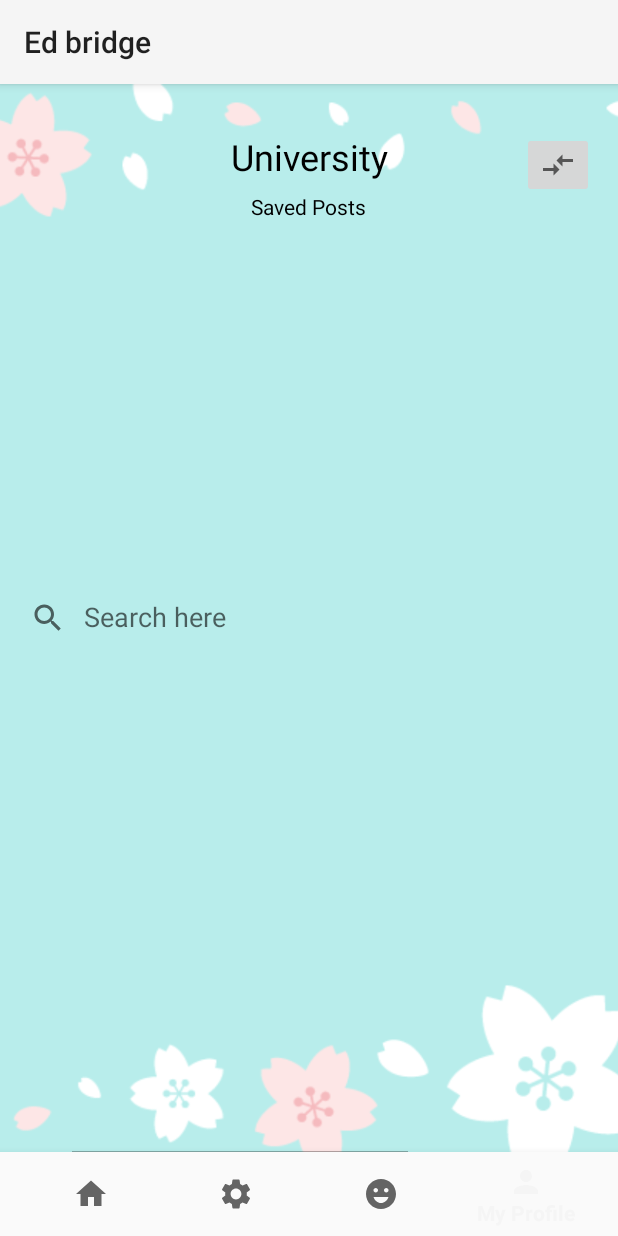
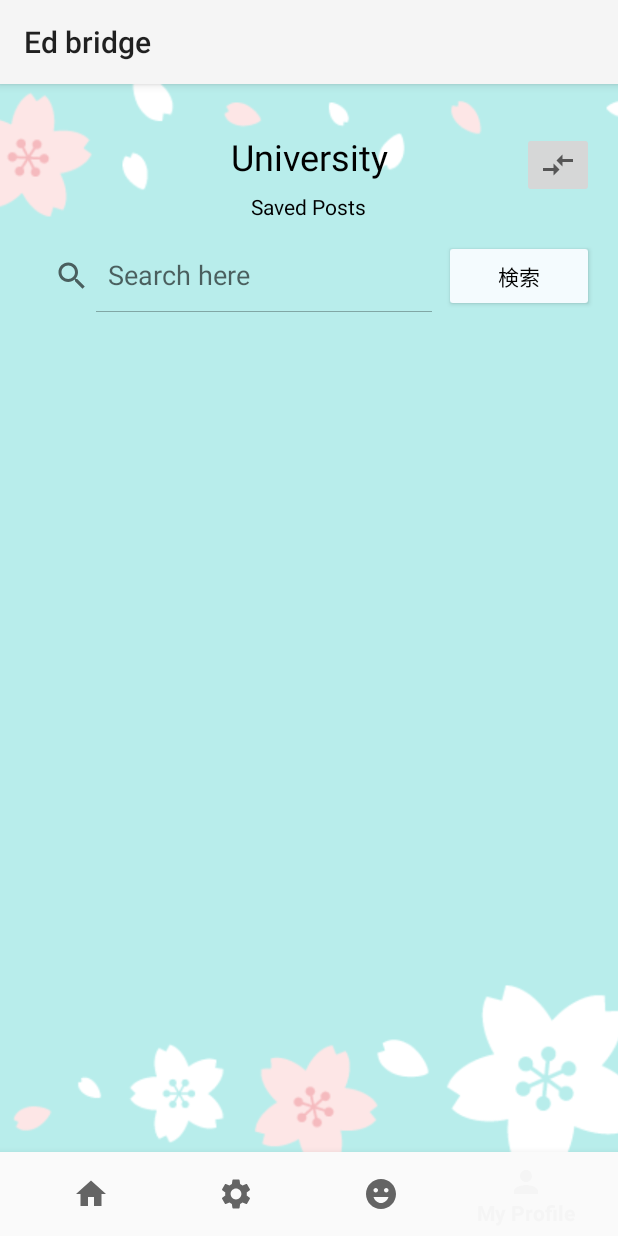
Before and after one commit to Komorebi-tg/app1, an Android app: the fragment UniversitySavedFragment placed in its activity, on a phone screen of 412 x 824 dp. Run offline under Robolectric (Android 15) with nearby library versions, the phone set to English and light mode, and no system bars; our stand-ins replace Room's generated code.

Commit message:
university saved search bar

```diff
--- a/app/src/main/res/layout/fragment_univerity_saved.xml
+++ b/app/src/main/res/layout/fragment_univerity_saved.xml
@@ -53,6 +53,19 @@
         app:layout_constraintEnd_toEndOf="parent"
         app:layout_constraintTop_toTopOf="parent" />
 
+    <LinearLayout
+        android:id="@+id/linearLayout8"
+        android:layout_width="match_parent"
+        android:layout_height="wrap_content"
+        android:layout_marginStart="16dp"
+        android:layout_marginLeft="16dp"
+        android:layout_marginTop="32dp"
+        android:layout_marginEnd="16dp"
+        android:layout_marginRight="16dp"
+        android:orientation="horizontal"
+        app:layout_constraintEnd_toEndOf="parent"
+        app:layout_constraintStart_toStartOf="parent"
+        app:layout_constraintTop_toTopOf="@+id/textView15">
 
         <SearchView
             android:id="@+id/about_universities_search"
@@ -63,6 +76,17 @@
 
         </SearchView>
 
+        <Button
+            android:id="@+id/button"
+            android:layout_width="match_parent"
+            android:layout_height="wrap_content"
+            android:layout_weight="1"
+            android:text="@string/Search"
+            android:textColor="@color/black"
+            app:backgroundTint="@color/スノーホワイト"
+            tools:layout_editor_absoluteX="296dp"
+            tools:layout_editor_absoluteY="136dp" />
+    </LinearLayout>
 
     <ScrollView
         android:id="@+id/about_universities_scroll"
@@ -74,6 +98,7 @@
         app:layout_constraintTop_toBottomOf="@+id/linearLayout8">
 
     </ScrollView>
+
 
     <!--
     <ImageButton
```
Lines whose indentation alone changed are shown as unchanged.
